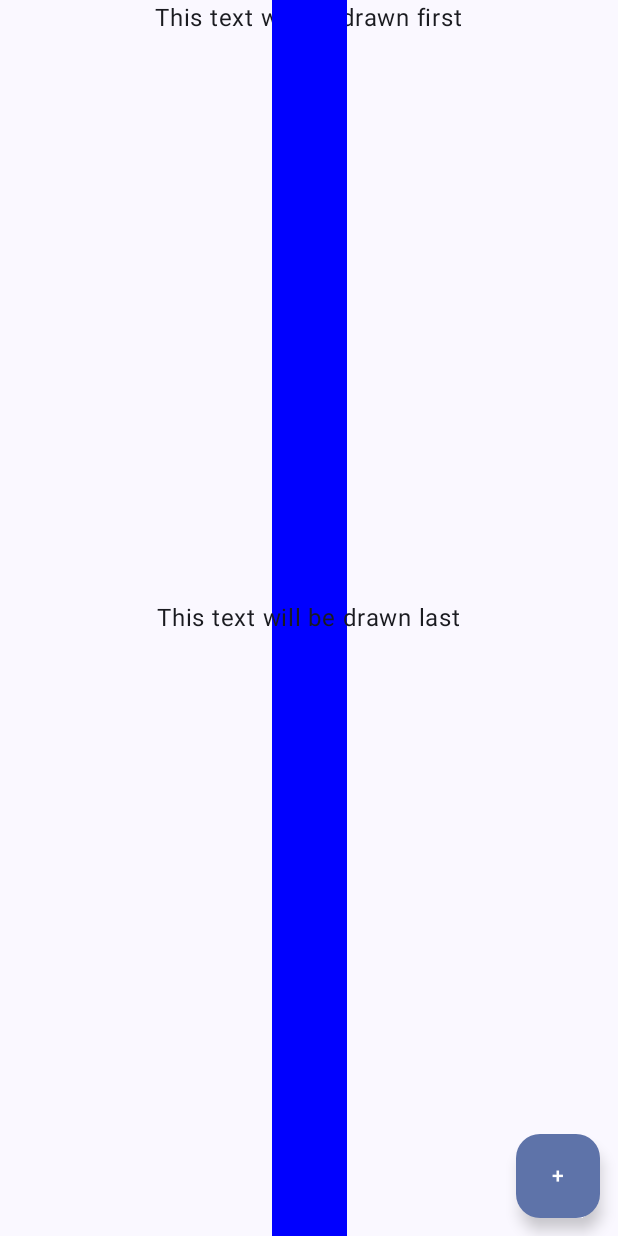
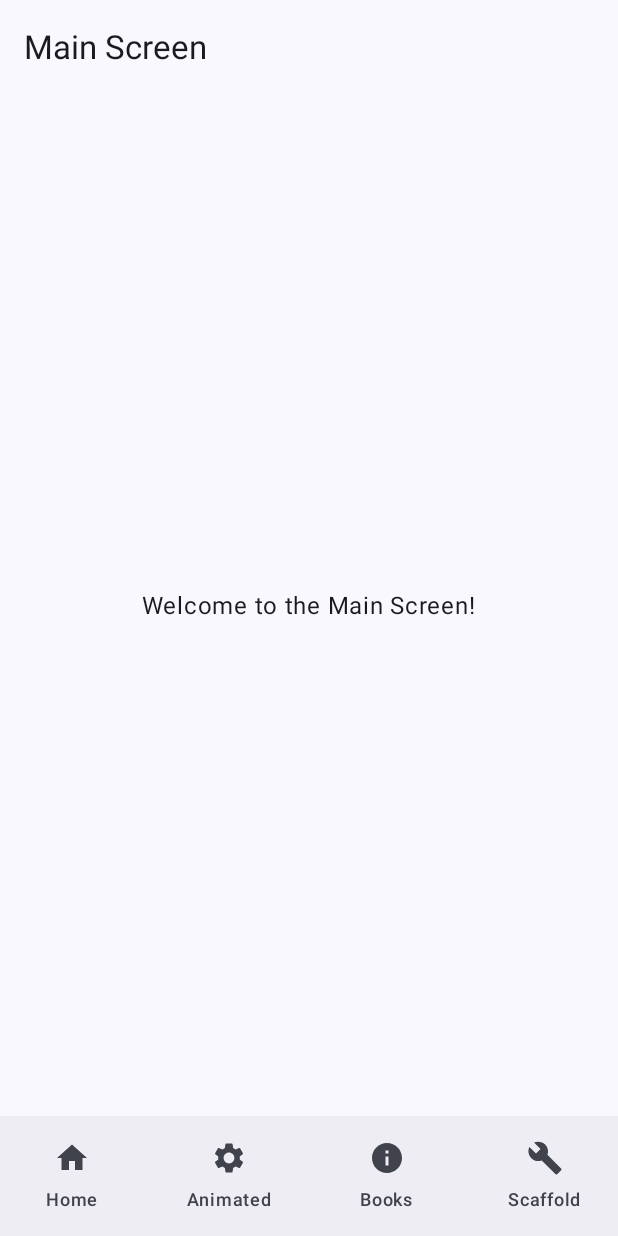
Before and after one commit to nikolaivetrik24062010/MenteeProjects, an Android app built with Jetpack Compose: the screen it shows after launch (MainActivity), on a phone screen of 412 x 824 dp. Run offline under Robolectric (Android 15) with nearby library versions, the phone set to English and light mode, and no system bars.

Commit message:
Added a animatedList, navigation, grouped all screens

```diff
--- a/app/src/main/java/com/example/menteeprojects/week1/Box.kt
+++ b/app/src/main/java/com/example/menteeprojects/step1/Box.kt
@@ -1,4 +1,4 @@
-package com.example.menteeprojects.week1
+package com.example.menteeprojects.step1
 
 class Box<T>(private var item: T) {
     fun get(): T = item
--- a/app/src/main/java/com/example/menteeprojects/week1/codechallenges/CalculationSealedClass.kt
+++ b/app/src/main/java/com/example/menteeprojects/step1/codechallenges/CalculationSealedClass.kt
@@ -1,4 +1,4 @@
-package com.example.menteeprojects.week1.codechallenges
+package com.example.menteeprojects.step1.codechallenges
 
 sealed class CalculationSealedClass() {
     data class Plus(val a: Int, val b: Int) : CalculationSealedClass()
--- a/app/src/main/java/com/example/menteeprojects/week1/codechallenges/EnumClass.kt
+++ b/app/src/main/java/com/example/menteeprojects/step1/codechallenges/EnumClass.kt
@@ -1,4 +1,4 @@
-package com.example.menteeprojects.week1.codechallenges
+package com.example.menteeprojects.step1.codechallenges
 
 enum class OrderStatus(val etaInDays: Int) {
     PENDING(1),
--- a/app/src/main/java/com/example/menteeprojects/week1/codechallenges/Sealed.kt
+++ b/app/src/main/java/com/example/menteeprojects/step1/codechallenges/Sealed.kt
@@ -1,4 +1,4 @@
-package com.example.menteeprojects.week1.codechallenges
+package com.example.menteeprojects.step1.codechallenges
 
 sealed class NetworkResult {
     data class Success(val data: String) : NetworkResult()
--- a/app/src/main/java/com/example/menteeprojects/week1/codechallenges/Stack.kt
+++ b/app/src/main/java/com/example/menteeprojects/step1/codechallenges/Stack.kt
@@ -1,4 +1,4 @@
-package com.example.menteeprojects.week1.codechallenges
+package com.example.menteeprojects.step1.codechallenges
 
 class Stack<T> {
     private val elements = mutableListOf<T>()
--- a/app/src/main/java/com/example/menteeprojects/week1/codechallenges/States.kt
+++ b/app/src/main/java/com/example/menteeprojects/step1/codechallenges/States.kt
@@ -1,4 +1,4 @@
-package com.example.menteeprojects.week1.codechallenges
+package com.example.menteeprojects.step1.codechallenges
 
 sealed class ScreenState<out T> {
     object Loading : ScreenState<Nothing>()
--- a/app/src/main/java/com/example/menteeprojects/week1/codechallenges/dsa/Dsa.kt
+++ b/app/src/main/java/com/example/menteeprojects/step1/codechallenges/dsa/Dsa.kt
@@ -1,4 +1,4 @@
-package com.example.menteeprojects.week1.codechallenges.dsa
+package com.example.menteeprojects.step1.codechallenges.dsa
 
 import kotlin.text.iterator
 
--- /dev/null
+++ b/app/src/main/java/com/example/menteeprojects/step2/NavGraph.kt
@@ -0,0 +1,28 @@
+package com.example.menteeprojects.step2
+
+
+import androidx.compose.runtime.Composable
+import androidx.navigation.NavHostController
+import androidx.navigation.compose.NavHost
+import androidx.navigation.compose.composable
+import com.example.menteeprojects.ui.MainScreen
+
+@Composable
+fun AppNavHost(navController: NavHostController) {
+    NavHost(navController = navController, startDestination = "main") {
+
+        composable("main") {
+            MainScreen()
+        }
+        composable("animated") {
+            ListAnimatedItemsScreen()
+        }
+
+        composable("books") {
+            BookListScreen()
+        }
+        composable("scaffold") {
+            ScaffoldExample()
+        }
+    }
+}
--- a/app/src/main/java/com/example/menteeprojects/week2/Week2.kt
+++ b/app/src/main/java/com/example/menteeprojects/step2/ScaffoldExample.kt
@@ -1,4 +1,4 @@
-package com.example.menteeprojects.week2
+package com.example.menteeprojects.step2
 
 import androidx.compose.foundation.clickable
 import androidx.compose.foundation.layout.Arrangement
@@ -34,7 +34,6 @@ import androidx.compose.runtime.remember
 import androidx.compose.runtime.rememberCoroutineScope
 import androidx.compose.runtime.setValue
 import androidx.compose.ui.Modifier
-import androidx.compose.ui.text.style.TextAlign
 import androidx.compose.ui.tooling.preview.Preview
 import androidx.compose.ui.unit.dp
 import kotlinx.coroutines.launch
--- a/app/src/main/java/com/example/menteeprojects/ui/MainActivity.kt
+++ b/app/src/main/java/com/example/menteeprojects/ui/MainActivity.kt
@@ -1,38 +1,23 @@
 package com.example.menteeprojects.ui
 
 import android.os.Bundle
-import androidx.compose.ui.graphics.Color
 import androidx.activity.ComponentActivity
 import androidx.activity.compose.setContent
 import androidx.activity.enableEdgeToEdge
-import androidx.compose.foundation.background
-import androidx.compose.foundation.border
-import androidx.compose.foundation.layout.Box
-import androidx.compose.foundation.layout.fillMaxHeight
-import androidx.compose.foundation.layout.fillMaxSize
-import androidx.compose.foundation.layout.height
-import androidx.compose.foundation.layout.padding
-import androidx.compose.foundation.layout.width
-import androidx.compose.foundation.shape.CircleShape
-import androidx.compose.material3.BottomAppBar
-import androidx.compose.material3.ExperimentalMaterial3Api
-import androidx.compose.material3.FabPosition
-import androidx.compose.material3.FloatingActionButton
-import androidx.compose.material3.MaterialTheme
-import androidx.compose.material3.Scaffold
-import androidx.compose.material3.ScaffoldDefaults
-import androidx.compose.material3.SnackbarHost
-import androidx.compose.material3.SnackbarHostState
-import androidx.compose.material3.Surface
-import androidx.compose.material3.Text
-import androidx.compose.material3.TopAppBar
+import androidx.compose.foundation.layout.*
+import androidx.compose.material.icons.Icons
+import androidx.compose.material.icons.filled.Build
+import androidx.compose.material.icons.filled.Home
+import androidx.compose.material.icons.filled.Info
+import androidx.compose.material.icons.filled.Settings
+import androidx.compose.material3.*
+import androidx.compose.ui.Modifier
+import androidx.navigation.compose.rememberNavController
+import com.example.menteeprojects.ui.theme.MenteeProjectsTheme
+import com.example.menteeprojects.step2.AppNavHost
 import androidx.compose.runtime.Composable
-import androidx.compose.runtime.remember
 import androidx.compose.ui.Alignment
-import androidx.compose.ui.Modifier
 import androidx.compose.ui.tooling.preview.Preview
-import androidx.compose.ui.unit.dp
-import com.example.menteeprojects.ui.theme.MenteeProjectsTheme
 
 class MainActivity : ComponentActivity() {
     override fun onCreate(savedInstanceState: Bundle?) {
@@ -40,136 +25,78 @@ class MainActivity : ComponentActivity() {
         enableEdgeToEdge()
         setContent {
             MenteeProjectsTheme {
-                Scaffold(modifier = Modifier.fillMaxSize()) { innerPadding ->
-                    GreetingBox(
-                        name = "Android",
-                        modifier = Modifier.padding(innerPadding)
-                    )
+                val navController = rememberNavController()
+                Scaffold(
+                    bottomBar = {
+                        BottomNavigationBar(
+                            onItemSelected = { navController.navigate(it) }
+                        )
+                    }
+                ) { innerPadding ->
+                    Box(modifier = Modifier.padding(innerPadding)) {
+                        AppNavHost(navController)
+                    }
                 }
             }
         }
     }
 }
 
+@OptIn(ExperimentalMaterial3Api::class)
 @Composable
-fun GreetingBox(name: String, modifier: Modifier = Modifier) {
-    Box(modifier = modifier.fillMaxSize()) {
-        Text(
-            "This text will be drawn first",
-            modifier = Modifier.align(Alignment.TopCenter)
-        )
+fun MainScreen(onNavigateToAnimatedList: () -> Unit = {}) {
+    Scaffold(
+        topBar = {
+            TopAppBar(title = { Text("Main Screen") })
+        }
+    ) { paddingValues ->
         Box(
-            Modifier
-                .align(Alignment.TopCenter)
-                .fillMaxHeight()
-                .width(
-                    50.dp
-                )
-                .background(Color.Blue)
-        )
-        Text(
-            "This text will be drawn last",
-            modifier = Modifier.align(Alignment.Center)
-        )
-        FloatingActionButton(
             modifier = Modifier
-                .align(Alignment.BottomEnd)
-                .padding(12.dp),
-            onClick = { }
+                .fillMaxSize()
+                .padding(paddingValues),
+            contentAlignment = Alignment.Center
         ) {
-            Text("+")
+            Column(horizontalAlignment = Alignment.CenterHorizontally) {
+                Text("Welcome to the Main Screen!")
+            }
         }
     }
 }
 
-@OptIn(ExperimentalMaterial3Api::class)
 @Composable
-
-fun ScaffoldScreen(modifier: Modifier = Modifier) {
-    Scaffold(
-        modifier = modifier.fillMaxSize(),
-
-        topBar = {
-            TopAppBar(
-                title = { Text("Scaffold Example") }
-            )
-        },
-
-        bottomBar = {
-            BottomAppBar {
-                Text("Bottom Bar", modifier = Modifier.padding(16.dp))
-            }
-        },
-
-        snackbarHost = {
-            SnackbarHost(hostState = remember { SnackbarHostState() })
-        },
-
-        floatingActionButton = {
-            FloatingActionButton(onClick = { /* TODO */ }) {
-                Text("+")
-            }
-        },
-
-        floatingActionButtonPosition = FabPosition.End,
-
-        containerColor = MaterialTheme.colorScheme.background,
-        contentColor = MaterialTheme.colorScheme.onBackground,
-
-        contentWindowInsets = ScaffoldDefaults.contentWindowInsets,
-
-        content = { paddingValues ->
-            Box(
-                modifier = Modifier
-                    .padding(paddingValues)
-                    .fillMaxSize(),
-                contentAlignment = Alignment.Center
-            ) {
-                Text("Main content goes here")
-            }
-        }
-    )
-}
-@Composable
-fun GreetingSurface(modifier: Modifier = Modifier) {
-    Surface(
-        modifier = modifier
-            .height(150.dp)
-            .width(250.dp)
-            .padding(1.dp)
-            .background(Color.Red)
-            .border(5.dp, Color.Cyan),
-        color = Color.Green,
-        shadowElevation = 40.dp,
-        shape = CircleShape
-    ) {
-        Text(
-            "Basic Surface",
-            modifier = Modifier.padding(16.dp)
+fun BottomNavigationBar(onItemSelected: (String) -> Unit) {
+    NavigationBar {
+        NavigationBarItem(
+            selected = false,
+            onClick = { onItemSelected("main") },
+            icon = { Icon(Icons.Default.Home, contentDescription = null) },
+            label = { Text("Home") }
         )
-    }
-}
-
-@Preview
-@Composable
-private fun PreviewSurface() {
-    MenteeProjectsTheme {
-        GreetingSurface()
-    }
-}
-
-@Preview
-@Composable
-private fun PreviewScaffold() {
-    MenteeProjectsTheme {
-        ScaffoldScreen()
+        NavigationBarItem(
+            selected = false,
+            onClick = { onItemSelected("animated") },
+            icon = { Icon(Icons.Default.Settings, contentDescription = null) },
+            label = { Text("Animated") }
+        )
+        NavigationBarItem(
+            selected = false,
+            onClick = { onItemSelected("books") },
+            icon = { Icon(Icons.Default.Info, contentDescription = null) },
+            label = { Text("Books") }
+        )
+        NavigationBarItem(
+            selected = false,
+            onClick = { onItemSelected("scaffold") },
+            icon = { Icon(Icons.Default.Build, contentDescription = null) },
+            label = { Text("Scaffold") }
+        )
     }
 }
 
 @Preview(showBackground = true)
 @Composable
-fun GreetingPreview() {
+fun MainScreenPreview() {
     MenteeProjectsTheme {
-        GreetingBox("Android")
+        BottomNavigationBar { }
     }
 }
```
Also changed, not shown: app/build.gradle.kts (+8 -0 lines), app/src/main/AndroidManifest.xml (+9 -1 lines), app/src/main/java/com/example/menteeprojects/step2/BookActivity.kt (added, +98 -0 lines), app/src/main/java/com/example/menteeprojects/step2/ListAnimated.kt (added, +189 -0 lines), app/src/main/res/layout/activity_main.xml (added, +10 -0 lines), gradle/libs.versions.toml (+16 -0 lines).
